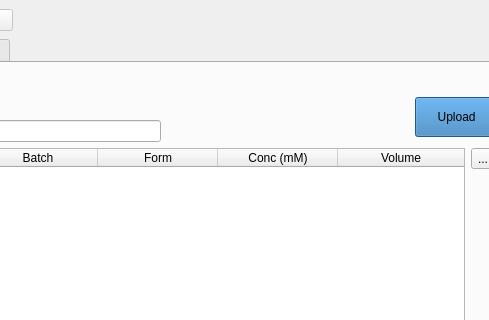
First picture: the form in frontend/assets/plateswindow.ui, repository dahlbma/cello, before the edit; both pictures show x 420 to 909 and y 0 to 320 of the 1257 by 810 pixel window.
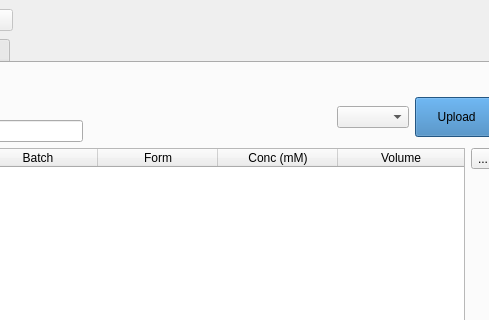
Second picture: the form after the edit. The open tabs and pages were chosen to show the change. Icons and pictures are not drawn.

Commit message: fix plate upload and flush bad input

Diff of the .ui file:
```diff
--- a/frontend/assets/plateswindow.ui
+++ b/frontend/assets/plateswindow.ui
@@ -676,6 +676,16 @@
               </property>
              </spacer>
             </item>
+            <item>
+             <widget class="QComboBox" name="upload_plate_size_cb">
+              <property name="sizePolicy">
+               <sizepolicy hsizetype="Fixed" vsizetype="Fixed">
+                <horstretch>0</horstretch>
+                <verstretch>0</verstretch>
+               </sizepolicy>
+              </property>
+             </widget>
+            </item>
             <item>
              <widget class="QPushButton" name="upload_file_btn">
               <property name="sizePolicy">
```
Left out of the diff: 60 changed lines with no effect on the pictures. The commit also changes 2 other files.
